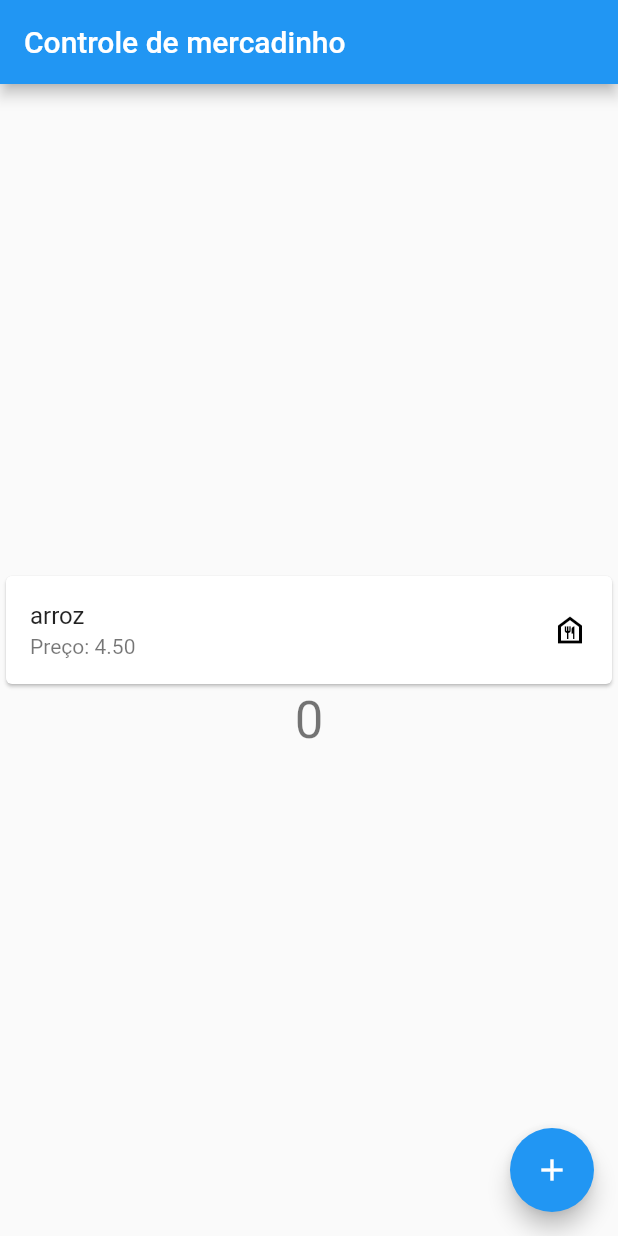
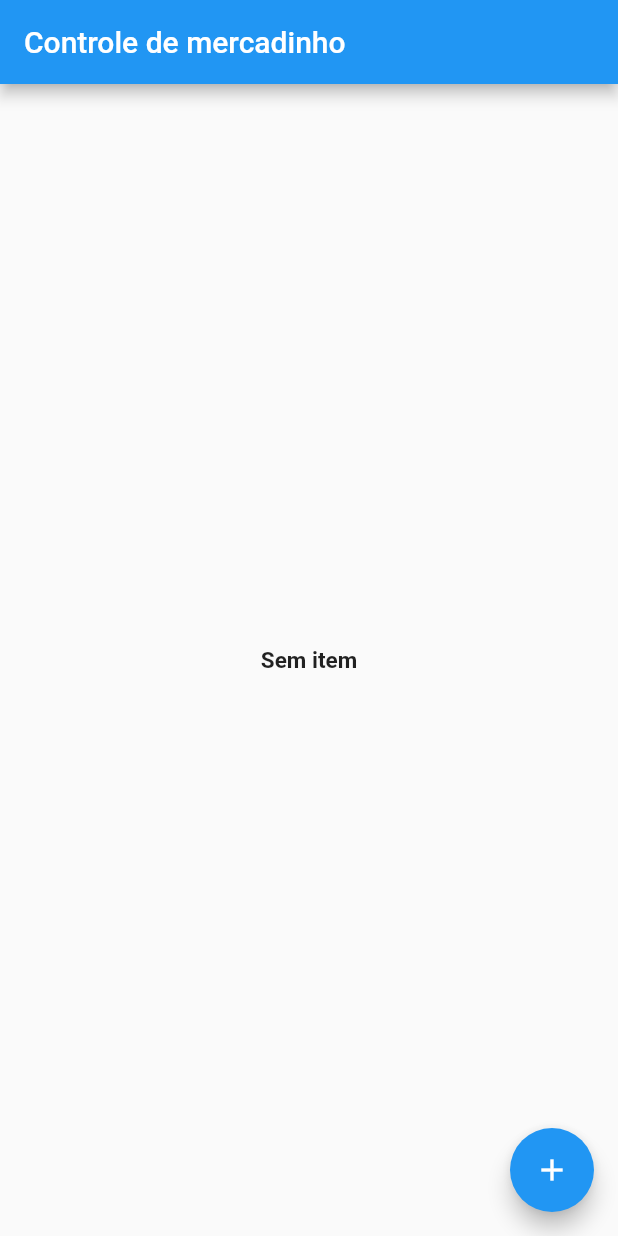
Before and after one commit to gustavohd18/controle-mercadinho, a Flutter app: the screen it shows after launch, on a phone screen of 412 x 824 dp. Run offline on Flutter 3.47's test engine with Material 2 defaults, Android fonts, the phone set to English and light mode, and no system bars; our stand-ins replace flutter_mobx, flutter_modular, mobx, numberpicker, sqflite; accounts and stored records are empty; generated files the repository leaves out were written again.

Commit message:
implement add items and reload

```diff
--- a/lib/app/app_module.dart
+++ b/lib/app/app_module.dart
@@ -2,6 +2,7 @@
 import 'package:controle_do_mercadinho/main.dart';
 import 'package:controle_do_mercadinho/service/database.dart';
 import 'package:controle_do_mercadinho/service/databaseInterface.dart';
+import 'package:controle_do_mercadinho/store/items/items_controller.dart';
 import 'package:flutter/material.dart';
 import 'package:flutter_modular/flutter_modular.dart';
 import 'app_widget.dart';
@@ -10,6 +11,7 @@ class AppModule extends MainModule {
   @override
   List<Bind> get binds => [
         Bind<IDatabase>((i) => ItemDatabase.instance),
+        Bind((i) => ItemsController()),
       ];
 
   @override
--- a/lib/components/custom_dialog.dart
+++ b/lib/components/custom_dialog.dart
@@ -12,7 +12,8 @@ class CustomDialogBox extends StatefulWidget {
   final String title, descriptions, text;
   final Image img;
 
-  CustomDialogBox({Key key, this.title, this.descriptions, this.text, this.img})
+  CustomDialogBox(
+      {Key key, this.title, this.descriptions, this.text, this.img, this.f})
       : super(key: key);
 
   final priceController = TextEditingController();
@@ -20,6 +21,8 @@ class CustomDialogBox extends StatefulWidget {
   final titleController = TextEditingController();
 
   final dbHelper = ItemDatabase.instance;
+
+  final Function() f;
 
   @override
   _CustomDialogBoxState createState() => _CustomDialogBoxState();
@@ -118,6 +121,7 @@ class _CustomDialogBoxState extends State<CustomDialogBox> {
                           var amount = _currentValue;
                           final _item = Item.origin(id, name, price, amount);
                           widget.dbHelper.insertItem(_item);
+                          widget.f();
                           Navigator.of(context).pop();
                         },
                         child: Text(
--- /dev/null
+++ b/lib/components/itemList.dart
@@ -0,0 +1,43 @@
+import 'package:controle_do_mercadinho/components/itemTiles.dart';
+import 'package:controle_do_mercadinho/model/item.dart';
+import 'package:flutter/material.dart';
+
+class ItemList extends StatelessWidget {
+  final Future<List<Item>> _future;
+  final String text;
+
+  ItemList(this._future, this.text);
+
+  @override
+  Widget build(BuildContext context) {
+    return FutureBuilder<List<Item>>(
+      future: _future,
+      builder: (context, snapshot) {
+        return snapshot.hasData && snapshot.data.length > 0
+            ? ListView.builder(
+                scrollDirection: Axis.vertical,
+                padding: EdgeInsets.all(6.0),
+                itemCount: snapshot.data.length,
+                itemBuilder: (_, int position) {
+                  final item = snapshot.data[position];
+                  return ItemTiles(
+                      item.id.toString(),
+                      item.name,
+                      item.price.toString(),
+                      item.amount.toString(),
+                      );
+                })
+            : Center(
+                child: Text(
+                  text,
+                  textAlign: TextAlign.center,
+                  style: TextStyle(
+                    fontSize: 15,
+                    fontWeight: FontWeight.w600,
+                  ),
+                ),
+              );
+      },
+    );
+  }
+}
--- a/lib/main.dart
+++ b/lib/main.dart
@@ -1,19 +1,15 @@
-import 'package:controle_do_mercadinho/components/itemTiles.dart';
+import 'package:controle_do_mercadinho/store/items/items_controller.dart';
 import 'package:flutter/material.dart';
-
+import 'package:flutter_mobx/flutter_mobx.dart';
+import 'package:flutter_modular/flutter_modular.dart';
+import 'app/app_module.dart';
 import 'components/custom_dialog.dart';
+import 'components/itemList.dart';
 
 void main() {
-  runApp(MyApp());
-}
-class MyApp extends StatelessWidget {
-  @override
-  Widget build(BuildContext context) {
-    return MaterialApp(
-      debugShowCheckedModeBanner: false,
-      home: MyHomePage(),
-    );
-  }
+   runApp(ModularApp(
+    module: AppModule(),
+  ));
 }
 
 class MyHomePage extends StatefulWidget {
@@ -25,13 +21,11 @@ class MyHomePage extends StatefulWidget {
   _MyHomePageState createState() => _MyHomePageState();
 }
 
-class _MyHomePageState extends State<MyHomePage> {
-  int _counter = 0;
-
-  void _incrementCounter() {
-    setState(() {
-      _counter++;
-    });
+class _MyHomePageState extends ModularState<MyHomePage, ItemsController> {
+  @override
+  void initState() {
+    super.initState();
+    this.controller.reload();
   }
 
   @override
@@ -47,11 +41,15 @@ class _MyHomePageState extends State<MyHomePage> {
         child: Column(
           mainAxisAlignment: MainAxisAlignment.center,
           children: <Widget>[
-              ItemTiles("1", "arroz", "4.50", "1"),
-            Text(
-              '$_counter',
-              style: Theme.of(context).textTheme.headline4,
+        Expanded(
+          child: Observer(
+            builder: (_) => ItemList(
+              this.controller.items,
+              "Sem item"
+
             ),
+          ),
+        ),
           ],
         ),
       ),
@@ -63,6 +61,7 @@ class _MyHomePageState extends State<MyHomePage> {
                     title: "Adicionar item",
                     descriptions: "Hii all this is a custom dialog in flutter and  you will be use in your flutter applications",
                     text: "Adicionar",
+                    f: this.controller.reload,
                   );
                   }
                 );
--- a/lib/service/database.dart
+++ b/lib/service/database.dart
@@ -59,7 +59,7 @@ class ItemDatabase implements IDatabase {
   Future<List<Item>> getItems() async {
     final Database db = await database;
 
-    final List<Map<String, dynamic>> maps = await db.query('favorites');
+    final List<Map<String, dynamic>> maps = await db.query('items');
 
     return List.generate(maps.length, (i) {
       return Item(
```
Also changed, not shown: 1 other file.
